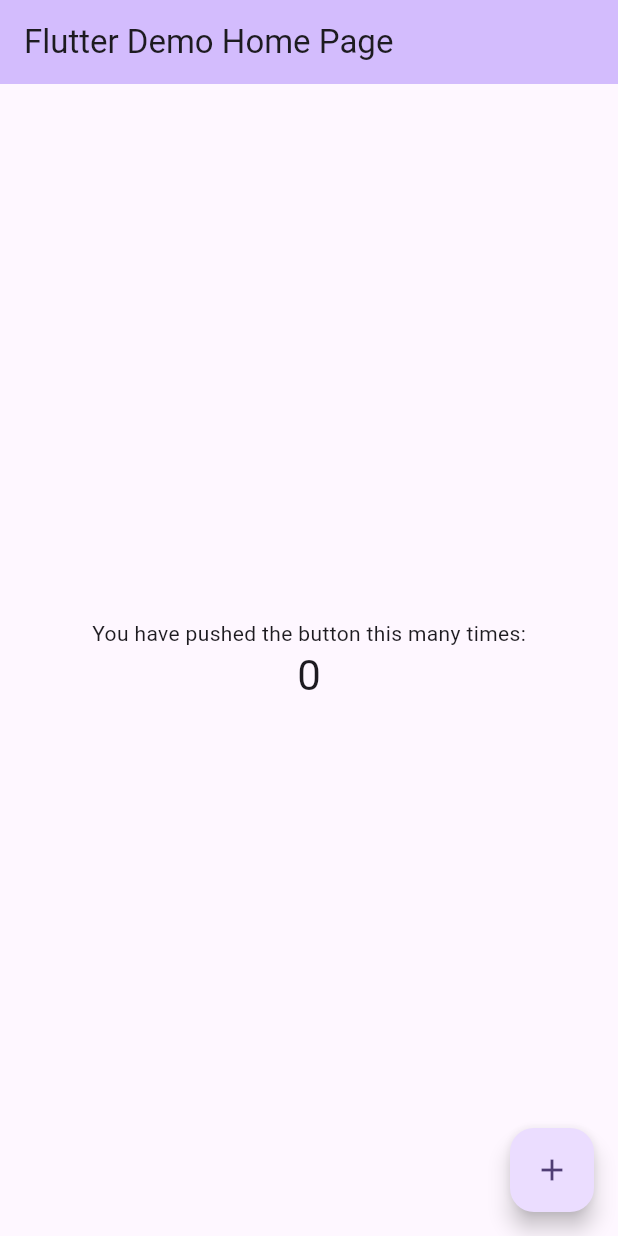
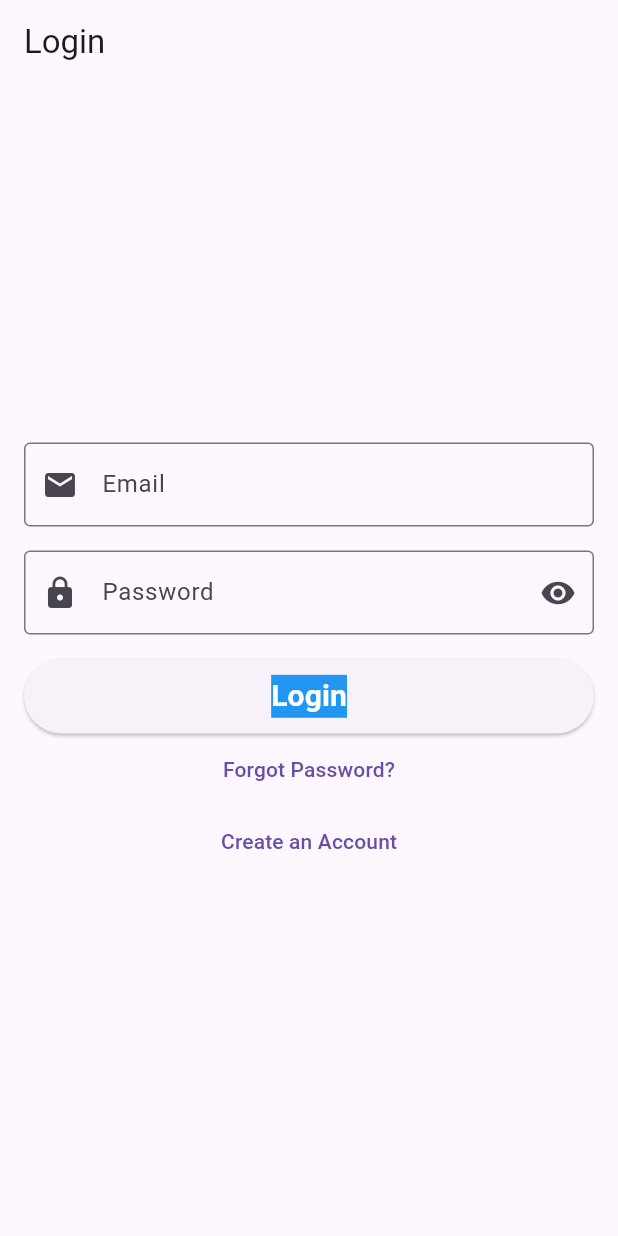
Before and after one commit to Mirii100/my-basic-app, a Flutter app: the screen it shows after launch, on a phone screen of 412 x 824 dp. Run offline on Flutter 3.47's test engine with Material 3 defaults, Android fonts, the phone set to English and light mode, and no system bars; our stand-ins replace firebase_core, flutter_slidable; accounts and stored records are empty.

Commit message:
added sreens

```diff
--- a/lib/main.dart
+++ b/lib/main.dart
@@ -1,7 +1,46 @@
+import 'package:flutter/foundation.dart';
+import 'package:flutter/material.dart';
+import 'package:mybasicapp/screens/homepage.dart';
+import 'package:mybasicapp/screens/utils/login.dart';
+import 'package:firebase_core/firebase_core.dart';
 import 'package:flutter/material.dart';
 
-void main() {
-  runApp(const MyApp());
+void main() async {
+  WidgetsFlutterBinding.ensureInitialized();
+  await Firebase.initializeApp();
+  try {
+    if (kIsWeb) {
+      Firebase.initializeApp(
+          options: FirebaseOptions(
+            apiKey: "AIzaSyB5cpinsrXoQDr_hffZvijjKhKIC6jziuo",
+            appId: "1:800744280249:web:83e3c03cccab8cb225cb68",
+            messagingSenderId: "800744280249",
+            projectId: "mydolist-931d5",
+            authDomain: "mydolist-931d5.firebaseapp.com",
+            storageBucket: "mydolist-931d5.firebasestorage.app",
+
+          )
+// onst firebaseConfig = {
+//   apiKey: "AIzaSyB5cpinsrXoQDr_hffZvijjKhKIC6jziuo",
+//   authDomain: "mydolist-931d5.firebaseapp.com",
+//
+//   storageBucket: "mydolist-931d5.firebasestorage.app",
+//
+//   appId: "1:800744280249:web:83e3c03cccab8cb225cb68"
+// };
+
+      );
+    }
+    else {
+      await Firebase.initializeApp();
+    }
+  }
+
+  catch (e){
+    print('firebase intialization error $e');
+  }
+
+  runApp(MyApp());
 }
 
 class MyApp extends StatelessWidget {
@@ -11,115 +50,10 @@
   @override
   Widget build(BuildContext context) {
     return MaterialApp(
-      title: 'Flutter Demo',
-      theme: ThemeData(
-        // This is the theme of your application.
-        //
-        // TRY THIS: Try running your application with "flutter run". You'll see
-        // the application has a purple toolbar. Then, without quitting the app,
-        // try changing the seedColor in the colorScheme below to Colors.green
-        // and then invoke "hot reload" (save your changes or press the "hot
-        // reload" button in a Flutter-supported IDE, or press "r" if you used
-        // the command line to start the app).
-        //
-        // Notice that the counter didn't reset back to zero; the application
-        // state is not lost during the reload. To reset the state, use hot
-        // restart instead.
-        //
-        // This works for code too, not just values: Most code changes can be
-        // tested with just a hot reload.
-        colorScheme: ColorScheme.fromSeed(seedColor: Colors.deepPurple),
-        useMaterial3: true,
-      ),
-      home: const MyHomePage(title: 'Flutter Demo Home Page'),
+      title: 'Todo list ',
+      debugShowCheckedModeBanner: false,
+      home: LoginScreen(),
+
     );
   }
 }
-
-class MyHomePage extends StatefulWidget {
-  const MyHomePage({super.key, required this.title});
-
-  // This widget is the home page of your application. It is stateful, meaning
-  // that it has a State object (defined below) that contains fields that affect
-  // how it looks.
-
-  // This class is the configuration for the state. It holds the values (in this
-  // case the title) provided by the parent (in this case the App widget) and
-  // used by the build method of the State. Fields in a Widget subclass are
-  // always marked "final".
-
-  final String title;
-
-  @override
-  State<MyHomePage> createState() => _MyHomePageState();
-}
-
-class _MyHomePageState extends State<MyHomePage> {
-  int _counter = 0;
-
-  void _incrementCounter() {
-    setState(() {
-      // This call to setState tells the Flutter framework that something has
-      // changed in this State, which causes it to rerun the build method below
-      // so that the display can reflect the updated values. If we changed
-      // _counter without calling setState(), then the build method would not be
-      // called again, and so nothing would appear to happen.
-      _counter++;
-    });
-  }
-
-  @override
-  Widget build(BuildContext context) {
-    // This method is rerun every time setState is called, for instance as done
-    // by the _incrementCounter method above.
-    //
-    // The Flutter framework has been optimized to make rerunning build methods
-    // fast, so that you can just rebuild anything that needs updating rather
-    // than having to individually change instances of widgets.
-    return Scaffold(
-      appBar: AppBar(
-        // TRY THIS: Try changing the color here to a specific color (to
-        // Colors.amber, perhaps?) and trigger a hot reload to see the AppBar
-        // change color while the other colors stay the same.
-        backgroundColor: Theme.of(context).colorScheme.inversePrimary,
-        // Here we take the value from the MyHomePage object that was created by
-        // the App.build method, and use it to set our appbar title.
-        title: Text(widget.title),
-      ),
-      body: Center(
-        // Center is a layout widget. It takes a single child and positions it
-        // in the middle of the parent.
-        child: Column(
-          // Column is also a layout widget. It takes a list of children and
-          // arranges them vertically. By default, it sizes itself to fit its
-          // children horizontally, and tries to be as tall as its parent.
-          //
-          // Column has various properties to control how it sizes itself and
-          // how it positions its children. Here we use mainAxisAlignment to
-          // center the children vertically; the main axis here is the vertical
-          // axis because Columns are vertical (the cross axis would be
-          // horizontal).
-          //
-          // TRY THIS: Invoke "debug painting" (choose the "Toggle Debug Paint"
-          // action in the IDE, or press "p" in the console), to see the
-          // wireframe for each widget.
-          mainAxisAlignment: MainAxisAlignment.center,
-          children: <Widget>[
-            const Text(
-              'You have pushed the button this many times:',
-            ),
-            Text(
-              '$_counter',
-              style: Theme.of(context).textTheme.headlineMedium,
-            ),
-          ],
-        ),
-      ),
-      floatingActionButton: FloatingActionButton(
-        onPressed: _incrementCounter,
-        tooltip: 'Increment',
-        child: const Icon(Icons.add),
-      ), // This trailing comma makes auto-formatting nicer for build methods.
-    );
-  }
-}
--- /dev/null
+++ b/lib/screens/utils/login.dart
@@ -0,0 +1,119 @@
+import 'package:flutter/material.dart';
+import 'package:mybasicapp/screens/homepage.dart';
+
+import 'forgot password.dart';
+import 'signup.dart';
+ // Import your menu screen
+
+class LoginScreen extends StatefulWidget {
+  @override
+  _LoginScreenState createState() => _LoginScreenState();
+}
+
+class _LoginScreenState extends State<LoginScreen> {
+  final _emailController = TextEditingController();
+  final _passwordController = TextEditingController();
+  bool _obscurePassword = true;
+
+  void _login() {
+    // Basic validation
+    if (_emailController.text.isEmpty || _passwordController.text.isEmpty) {
+      // Show error if fields are empty
+      ScaffoldMessenger.of(context).showSnackBar(
+        SnackBar(
+          content: Text('Please enter  valid email and password'),
+          backgroundColor: Colors.red,
+        ),
+      );
+      return;
+    }
+
+    // Simulate login process (replace with actual authentication logic)
+    if (_emailController.text.isNotEmpty && _passwordController.text.isNotEmpty) {
+      // Show success message
+      ScaffoldMessenger.of(context).showSnackBar(
+        SnackBar(
+          content: Text('Login Successful'),
+          backgroundColor: Colors.green,
+        ),
+      );
+
+      // Navigate to Menu screen
+      Navigator.pushReplacement(
+        context,
+        MaterialPageRoute(builder: (context) => Homepage()),
+      );
+    }
+  }
+
+  @override
+  Widget build(BuildContext context) {
+    return Scaffold(
+      appBar: AppBar(title: Text('Login')),
+      body: Padding(
+        padding: EdgeInsets.all(16.0),
+        child: Column(
+          mainAxisAlignment: MainAxisAlignment.center,
+          children: [
+            TextField(
+              controller: _emailController,
+              decoration: InputDecoration(
+                labelText: 'Email',
+                border: OutlineInputBorder(),
+                prefixIcon: Icon(Icons.email),
+              ),
+              keyboardType: TextInputType.emailAddress,
+            ),
+            SizedBox(height: 16),
+            TextField(
+              controller: _passwordController,
+              decoration: InputDecoration(
+                labelText: 'Password',
+                border: OutlineInputBorder(),
+                prefixIcon: Icon(Icons.lock),
+                suffixIcon: IconButton(
+                  icon: Icon(_obscurePassword
+                      ? Icons.visibility
+                      : Icons.visibility_off),
+                  onPressed: () {
+                    setState(() {
+                      _obscurePassword = !_obscurePassword;
+                    });
+                  },
+                ),
+              ),
+              obscureText: _obscurePassword,
+            ),
+            SizedBox(height: 16),
+            ElevatedButton(
+
+              onPressed: _login,
+              child: Text('Login',style: TextStyle(backgroundColor: Colors.blue,color: Colors.white,fontSize: 20,fontWeight: FontWeight.bold),),
+              style: ElevatedButton.styleFrom(
+                minimumSize: Size(double.infinity, 50),
+              ),
+            ),
+            TextButton(
+              onPressed: () {
+                Navigator.push(
+                    context,
+                    MaterialPageRoute(builder: (context) => ForgotPasswordScreen())
+                );
+              },
+              child: Text('Forgot Password?'),
+            ),
+            TextButton(
+              onPressed: () {
+                Navigator.push(
+                    context,
+                    MaterialPageRoute(builder: (context) => SignupScreen())
+                );
+              },
+              child: Text('Create an Account'),
+            ),
+          ],
+        ),
+      ),
+    );
+  }
+}
```
Also changed, not shown: lib/screens/homepage.dart (added, +93 -0 lines), lib/screens/utils/forgot password.dart (added, +51 -0 lines), lib/screens/utils/signup.dart (added, +120 -0 lines), lib/screens/utils/todoStyle.dart (added, +56 -0 lines), pubspec.yaml (+7 -3 lines), pubspec.lock, 17 other files.
